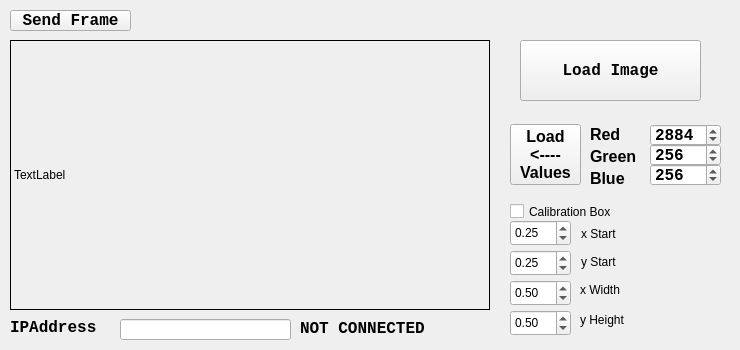
Old version of the form cpp-qt/DynamicFrameLoad/dialog.ui in the repository aja-video/colorbox-demos.
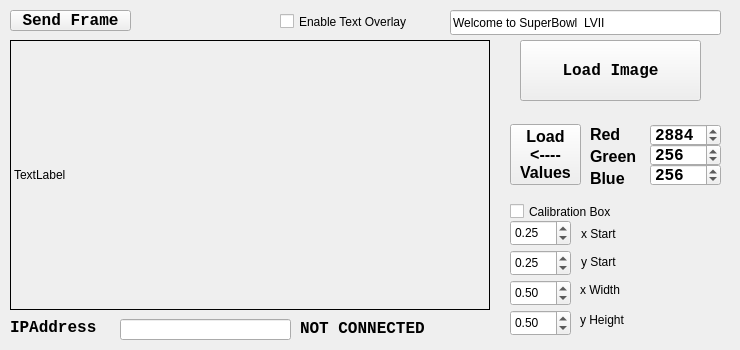
New version of the form.

Commit message: add overlay text feature

Patch:
```diff
--- a/cpp-qt/DynamicFrameLoad/dialog.ui
+++ b/cpp-qt/DynamicFrameLoad/dialog.ui
@@ -470,6 +470,32 @@
     <string>y Height</string>
    </property>
   </widget>
+  <widget class="QLineEdit" name="overlayTestLineEdit">
+   <property name="geometry">
+    <rect>
+     <x>450</x>
+     <y>10</y>
+     <width>271</width>
+     <height>25</height>
+    </rect>
+   </property>
+   <property name="text">
+    <string>Welcome to SuperBowl  LVII</string>
+   </property>
+  </widget>
+  <widget class="QCheckBox" name="enableOverlaycheckBox">
+   <property name="geometry">
+    <rect>
+     <x>280</x>
+     <y>10</y>
+     <width>161</width>
+     <height>23</height>
+    </rect>
+   </property>
+   <property name="text">
+    <string>Enable Text Overlay</string>
+   </property>
+  </widget>
  </widget>
  <resources/>
  <connections/>
```
The commit also changes 2 other files.
